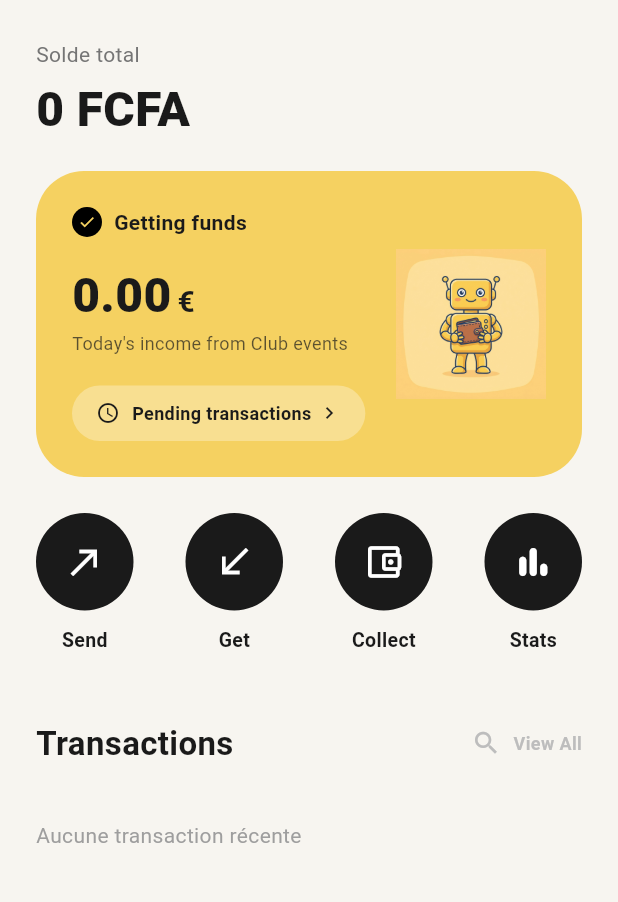
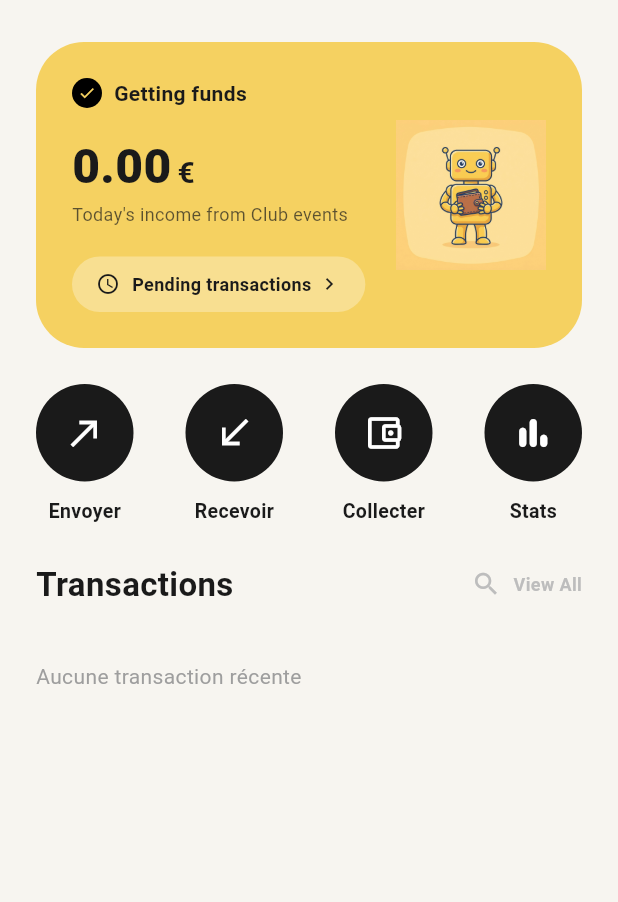
Before and after one commit to FILLIN-RX/NFC, a Flutter app: the screen it shows after launch, on a phone screen of 412 x 824 dp, the part 102-1004 px from its top. Run offline on Flutter 3.47's test engine with Material 3 defaults, Android fonts, the light colour scheme and no system bars; our stand-ins replace flutter_riverpod, freezed_annotation, go_router, hive_flutter, permission_handler, riverpod_annotation and 1 more; missing offline and left inert: nfc_manager; accounts and stored records are empty; generated files the repository leaves out were written again.

Commit message:
reparation de la page envoyer

```diff
--- a/narco/lib/core/router/app_router.dart
+++ b/narco/lib/core/router/app_router.dart
@@ -4,6 +4,8 @@ import '../../features/token_history/presentation/screens/history_screen.dart';
 import '../../features/token_creation/presentation/screens/create_token_screen.dart';
 import '../../features/token_creation/presentation/screens/token_confirmation_screen.dart';
 import '../../features/token_transfer/presentation/screens/transfer_screen.dart';
+import '../../features/token_transfer/presentation/screens/transfer_selection_screen.dart';
+import '../../features/splash/presentation/screens/login_screen.dart';
 
 class AppRouter {
   static final router = GoRouter(
@@ -13,6 +15,11 @@ class AppRouter {
         path: '/',
         name: 'home',
         builder: (context, state) => const HomeScreen(),
+      ),
+      GoRoute(
+        path: '/login',
+        name: 'login',
+        builder: (context, state) => const LoginScreen(),
       ),
       GoRoute(
         path: '/history',
@@ -30,6 +37,11 @@ class AppRouter {
         builder: (context, state) => const TokenConfirmationScreen(),
       ),
       GoRoute(
+        path: '/transfer-selection',
+        name: 'transfer-selection',
+        builder: (context, state) => const TransferSelectionScreen(),
+      ),
+      GoRoute(
         path: '/transfer',
         name: 'transfer',
         builder: (context, state) {
--- a/narco/lib/features/home/presentation/providers/token_list_provider.dart
+++ b/narco/lib/features/home/presentation/providers/token_list_provider.dart
@@ -2,11 +2,12 @@ import 'package:flutter_riverpod/flutter_riverpod.dart';
 import '../../../token_creation/domain/models/token.dart';
 import '../../../token_creation/presentation/providers/repository_provider.dart';
 
+/// Récupère uniquement les jetons actifs (non transférés) pour le calcul du solde
 final tokenListProvider = FutureProvider<List<Token>>((ref) async {
   final repo = ref.read(tokenRepositoryProvider);
   final result = await repo.getAllTokens();
   return result.when(
-    success: (tokens) => tokens,
+    success: (tokens) => tokens.where((t) => t.statut == 'actif').toList(),
     failure: (_) => [],
   );
 });
--- a/narco/lib/features/home/presentation/screens/home_screen.dart
+++ b/narco/lib/features/home/presentation/screens/home_screen.dart
@@ -25,50 +25,20 @@ class HomeScreen extends ConsumerWidget {
               crossAxisAlignment: CrossAxisAlignment.start,
               children: [
                 const HomeHeader(),
-                const SizedBox(height: 10),
+                const SizedBox(height: 20),
 
                 tokenListAsync.when(
-                  data: (tokens) => Column(
-                    crossAxisAlignment: CrossAxisAlignment.start,
-                    children: [
-                      // Solde Total Dynamique
-                      Padding(
-                        padding: const EdgeInsets.symmetric(horizontal: 24.0, vertical: 8.0),
-                        child: Column(
-                          crossAxisAlignment: CrossAxisAlignment.start,
-                          children: [
-                            Text(
-                              'Solde total',
-                              style: TextStyle(color: Colors.grey[600], fontSize: 14),
-                            ),
-                            const SizedBox(height: 4),
-                            Text(
-                              '${tokens.fold(0.0, (sum, t) => sum + t.valeur).toStringAsFixed(0)} FCFA',
-                              style: const TextStyle(
-                                fontSize: 32,
-                                fontWeight: FontWeight.w900,
-                                color: AppTheme.textPrimary,
-                              ),
-                            ),
-                          ],
-                        ),
-                      ),
-                      const SizedBox(height: 10),
-                      // Affichage des cartes de jetons (Design Premium)
-                      TokenBalanceCard(tokens: tokens),
-                    ],
-                  ),
+                  data: (tokens) => TokenBalanceCard(tokens: tokens),
                   loading: () => const Center(
                     child: Padding(
-                      padding: EdgeInsets.all(20.0),
-                      child: CircularProgressIndicator(),
+                      padding: EdgeInsets.all(40.0),
+                      child: CircularProgressIndicator(color: AppTheme.dark),
                     ),
                   ),
                   error: (e, _) => Center(child: Text('Erreur: $e')),
                 ),
 
                 const ActionButtons(),
-                const SizedBox(height: 20),
                 const TransactionList(),
               ],
             ),
--- a/narco/lib/features/home/presentation/widgets/action_buttons.dart
+++ b/narco/lib/features/home/presentation/widgets/action_buttons.dart
@@ -9,9 +9,9 @@ class ActionButtons extends StatelessWidget {
   @override
   Widget build(BuildContext context) {
     final List<Map<String, dynamic>> actions = [
-      {'label': 'Send', 'icon': Icons.north_east, 'route': '/transfer'},
-      {'label': 'Get', 'icon': Icons.south_west, 'onTap': 'receive'},
-      {'label': 'Collect', 'icon': Icons.account_balance_wallet_outlined, 'route': '/create-token'},
+      {'label': 'Envoyer', 'icon': Icons.north_east, 'route': '/transfer-selection'},
+      {'label': 'Recevoir', 'icon': Icons.south_west, 'onTap': 'receive'},
+      {'label': 'Collecter', 'icon': Icons.account_balance_wallet_outlined, 'route': '/create-token'},
       {'label': 'Stats', 'icon': Icons.bar_chart_rounded, 'route': '/history'},
     ];
 
```
